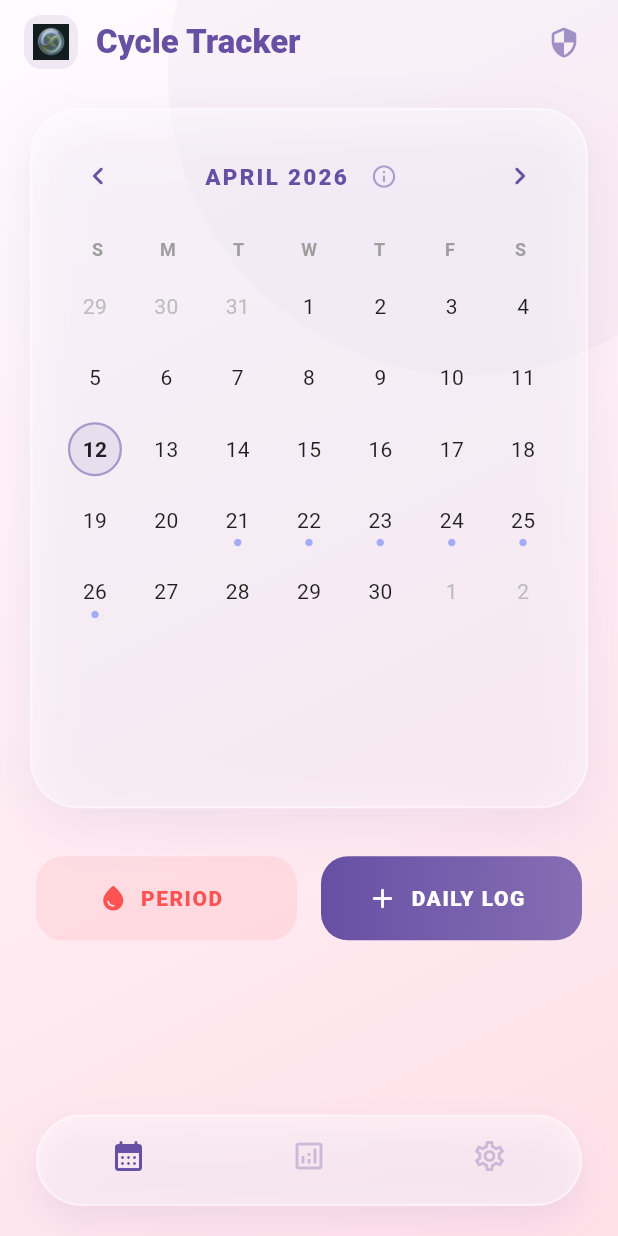
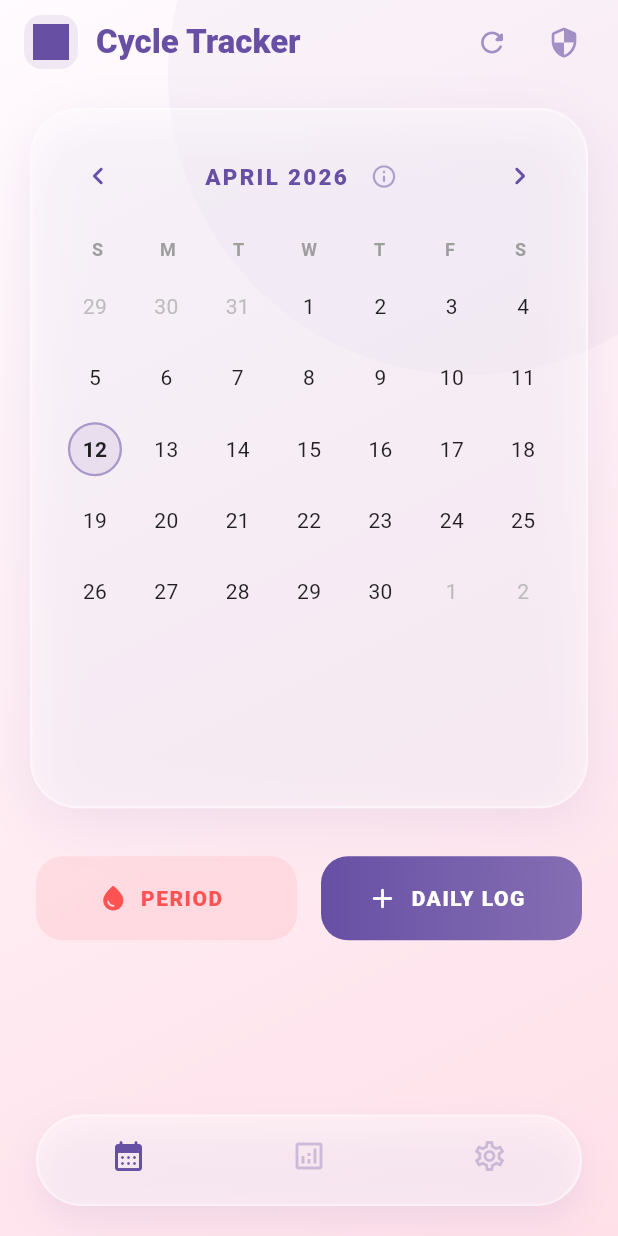
Before and after one commit to sungroa/private_tracker_app, a Flutter app: the screen it shows after launch, on a phone screen of 412 x 824 dp. Run offline on Flutter 3.47's test engine with Material 3 defaults, Android fonts, the phone set to English and light mode, and no system bars; our stand-ins replace app_links, csv, file_picker, fl_chart, flutter_local_notifications, flutter_secure_storage and 7 more; missing offline and left inert: encrypt, mobile_scanner, pointycastle; accounts and stored records are empty; Roboto replaces fonts that are missing (Outfit).

Commit message:
Fixing logo rending and making the predictions more consistent.

```diff
--- a/lib/domain/cycle_calculator.dart
+++ b/lib/domain/cycle_calculator.dart
@@ -10,13 +10,13 @@ class CycleCalculator {
   /// Predicts the next period start date based on previous logs.
   /// If [symptomLogs] are provided, it attempts to mathematically confirm ovulation
   /// using the 3-over-6 rule and overrides the average prediction.
-  static DateTime predictNextPeriod(
+  static DateTime? predictNextPeriod(
     List<CycleLog> cycleLogs, [
     List<SymptomLog>? symptomLogs,
     double threshold = 0.2,
   ]) {
     if (cycleLogs.isEmpty) {
-      return DateTime.now().add(const Duration(days: defaultCycleLength));
+      return null;
     }
 
     // Sort newest first
--- a/lib/domain/services/partner_sharing_service.dart
+++ b/lib/domain/services/partner_sharing_service.dart
@@ -21,7 +21,7 @@ class PartnerSharingService {
     }
 
     // 1. Calculate phase data
-    final nextPeriod = CycleCalculator.predictNextPeriod(cycleLogs, symptomLogs);
+    final nextPeriod = CycleCalculator.predictNextPeriod(cycleLogs, symptomLogs)!;
 
     // Standard estimate: Ovulation is ~14 days before next period
     final predictedOvulation = nextPeriod.subtract(const Duration(days: 14));
--- a/lib/presentation/pages/home_page.dart
+++ b/lib/presentation/pages/home_page.dart
@@ -5,6 +5,8 @@ import 'tracking_calendar_page.dart';
 import 'summary_trends_page.dart';
 import 'settings_page.dart';
 import '../sheets/security_summary_sheet.dart';
+import 'package:provider/provider.dart';
+import '../providers/cycle_provider.dart';
 
 class HomePage extends StatefulWidget {
   const HomePage({super.key});
@@ -45,9 +47,10 @@ class _HomePageState extends State<HomePage> {
                 borderRadius: BorderRadius.circular(12),
               ),
               child: Image.asset(
-                'assets/icon/app_icon.png',
+                'assets/icon/app_icon_foreground.png',
                 width: 24,
                 height: 24,
+                color: primary,
               ),
             ),
             const SizedBox(width: 12),
@@ -63,6 +66,24 @@ class _HomePageState extends State<HomePage> {
           ],
         ),
         actions: [
+          Padding(
+            padding: const EdgeInsets.only(right: 0.0),
+            child: IconButton(
+              onPressed: () {
+                HapticFeedback.mediumImpact();
+                context.read<CycleProvider>().refresh();
+                ScaffoldMessenger.of(context).showSnackBar(
+                  SnackBar(
+                    content: const Text("Predictions updated"),
+                    behavior: SnackBarBehavior.floating,
+                    shape: RoundedRectangleBorder(borderRadius: BorderRadius.circular(12)),
+                    duration: const Duration(seconds: 1),
+                  ),
+                );
+              },
+              icon: Icon(Icons.refresh_rounded, color: primary.withValues(alpha: 0.6), size: 22),
+            ),
+          ),
           Padding(
             padding: const EdgeInsets.only(right: 12.0),
             child: IconButton(
```
Also changed, not shown: 1 other file.
